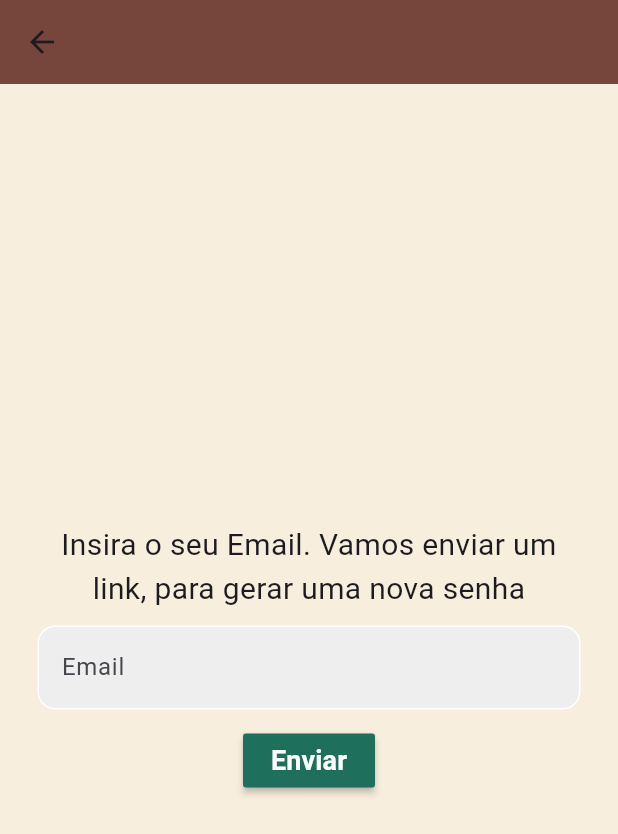
After one commit to Alfredo-Paes/my_plant_flutter, a Flutter app: the screen it shows after launch, after a tap on "Esqueci a senha.", on a phone screen of 412 x 824 dp. The commit adds this screen. Shown: the top 834 px of the screen. Run offline on Flutter 3.47's test engine with Material 3 defaults, Android fonts, the phone set to English and light mode, and no system bars; our stand-ins replace firebase_auth, firebase_core; accounts and stored records are empty.

Commit message:
implemented functionality to reset password

```diff
--- /dev/null
+++ b/lib/pages/forgot_password_page_my_plant.dart
@@ -0,0 +1,128 @@
+import 'package:firebase_auth/firebase_auth.dart';
+import 'package:flutter/material.dart';
+
+class ForgotPasswordPagemyPlant extends StatefulWidget {
+  const ForgotPasswordPagemyPlant({super.key});
+
+  @override
+  State<ForgotPasswordPagemyPlant> createState() => _ForgotPasswordPagemyPlantState();
+}
+
+class _ForgotPasswordPagemyPlantState extends State<ForgotPasswordPagemyPlant> {
+
+  //controllers
+  final _emailcontroller = TextEditingController();
+
+  @override
+  void dispose() {
+    _emailcontroller.dispose();
+    super.dispose();
+  }
+  //Função responsável para o envia de email
+  Future sendEmail() async {
+
+    try {
+      await FirebaseAuth.instance.sendPasswordResetEmail(
+        email: _emailcontroller.text.trim()
+      );
+      // ignore: use_build_context_synchronously
+      showDialog(context: context, builder: (context) {
+        return const AlertDialog(
+          content: Text('Link enviado. Verifique o seu Email!'),
+        );
+      });
+    } on FirebaseAuthException catch(e) {
+      // ignore: use_build_context_synchronously
+      showDialog(context: context, builder: (context) {
+        return AlertDialog(
+          content: Text(e.message.toString()),
+        );
+      });
+    }
+  }
+
+  @override
+  Widget build(BuildContext context) {
+    return Scaffold(
+      backgroundColor: const Color(0xFFF7EEDD),
+      appBar: AppBar(
+        backgroundColor: const Color(0xFF76453B),
+        elevation: 0,
+      ),
+      body: SafeArea(
+        child: Center(
+          child: SingleChildScrollView(
+            child:
+              Column(mainAxisAlignment: MainAxisAlignment.center, children: [
+              const Padding(
+                padding: EdgeInsets.symmetric(horizontal: 25.0),
+                child: Text('Insira o seu Email. Vamos enviar um link, para gerar uma nova senha',
+                  textAlign: TextAlign.center,
+                  style: TextStyle(
+                      fontSize: 20,
+                  )),
+              ),
+              const SizedBox(height: 10),
+              //Email
+              Padding(
+                padding: const EdgeInsets.symmetric(horizontal: 25.0),
+                child: TextField(
+                  controller: _emailcontroller,
+                  decoration: InputDecoration(
+                    enabledBorder: OutlineInputBorder(
+                      borderSide: const BorderSide(color: Colors.white),
+                      borderRadius: BorderRadius.circular(12),
+                    ),
+                    focusedBorder: OutlineInputBorder(
+                      borderSide: const BorderSide(color:Color(0xFF76453B)),
+                      borderRadius: BorderRadius.circular(12)
+                    ),
+                    hintText: 'Email',
+                    fillColor: Colors.grey[200],
+                    filled: true
+                  ),
+                )
+              ),
+              const SizedBox(height: 10),
+              //Botão de enviar
+              /*Padding(
+                padding: const EdgeInsets.symmetric(horizontal: 25.0),
+                child: GestureDetector(
+                  onTap: sendEmail,
+                  child: Container(
+                    padding: const EdgeInsets.all(20),
+                    decoration: BoxDecoration(
+                        color: const Color(0xFF1E6F5C),
+                        borderRadius: BorderRadius.circular(12)),
+                    child: const Center(
+                      child: Text(
+                        'Enviar',
+                        style: TextStyle(
+                          color: Colors.white,
+                          fontWeight: FontWeight.bold,
+                          fontSize: 18,
+                        ),
+                      ),
+                    ),
+                  ),
+                ),
+              ),*/
+              MaterialButton(
+                color: const Color(0xFF1E6F5C),
+                onPressed: sendEmail,
+                child: const Text(
+                  'Enviar',
+                  style: TextStyle(
+                    color: Colors.white,
+                    fontWeight: FontWeight.bold,
+                    fontSize: 18,
+                  ),
+                ),
+              )
+            ]
+          ),
+        ),
+      )
+    ));
+  }
+}
--- a/lib/pages/login_page_my_plant.dart
+++ b/lib/pages/login_page_my_plant.dart
@@ -1,5 +1,6 @@
 import "package:firebase_auth/firebase_auth.dart";
 import "package:flutter/material.dart";
+import "package:my_plant_flutter/pages/forgot_password_page_my_plant.dart";
 
 class LoginPageMyPlant extends StatefulWidget {
   final VoidCallback showRegisterPage;
@@ -104,6 +105,31 @@ class _LoginPageMyPlantState extends State<LoginPageMyPlant> {
 
               Padding(
                 padding: const EdgeInsets.symmetric(horizontal: 25.0),
+                child: Row(
+                  mainAxisAlignment: MainAxisAlignment.end,
+                  children: [
+                    GestureDetector(
+                      onTap: () {
+                        Navigator.push(context,
+                         MaterialPageRoute(builder: (context) {
+                            return ForgotPasswordPagemyPlant();
+                         })
+                        );
+                      },
+                      child: const Text(
+                        'Esqueci a senha.',
+                        style: TextStyle(
+                          color: Color(0xFF008DDA), fontWeight: FontWeight.bold)
+                      ),
+                    )
+                  ],
+                ),
+              ),
+              const SizedBox(height: 10),
+
+              //Botão de entrar
+              Padding(
+                padding: const EdgeInsets.symmetric(horizontal: 25.0),
                 child: GestureDetector(
                   onTap: signIn,
 
```
Also changed, not shown: images/my_plant_mount_soil01.png (added), images/my_plant_sun01.png (added), images/my_plant_whatering01.png (added).
